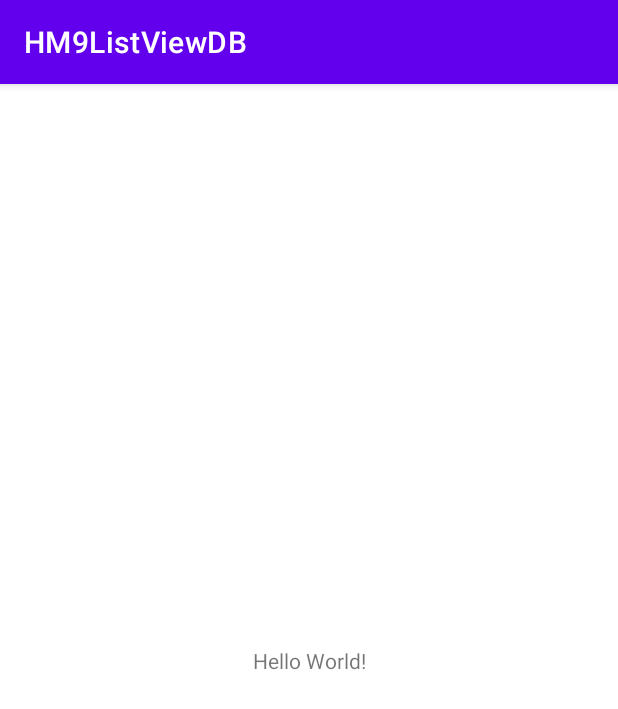
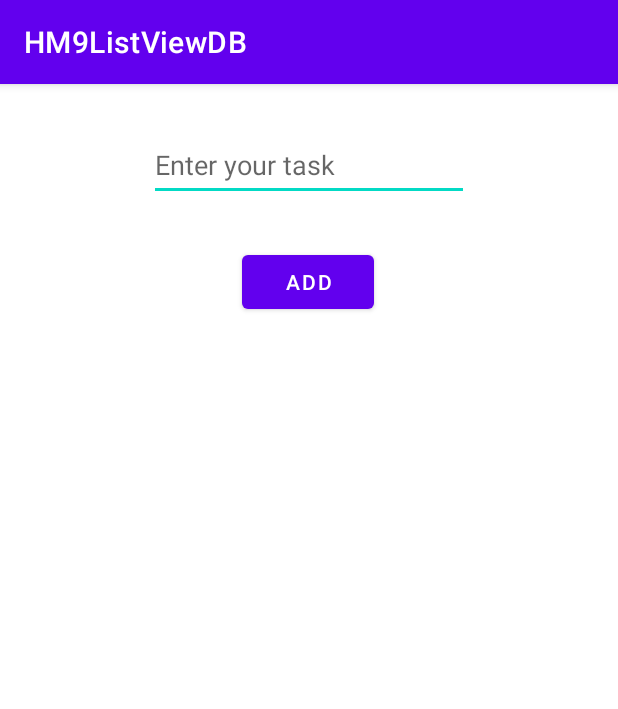
Before and after one commit to Raza023/MobileComputing, an Android app: the screen it shows after launch (MainActivity), on a phone screen of 412 x 824 dp. Shown: the top 709 px of the screen. Run offline under Robolectric (Android 15) with nearby library versions, the phone set to English and light mode, and no system bars; 1 statement that could not run was skipped.

Commit message:
HM9 - ListViewDB
classes created

```diff
--- a/HM9ListViewDB/app/build.gradle
+++ b/HM9ListViewDB/app/build.gradle
@@ -3,7 +3,7 @@ plugins {
 }
 
 android {
-    compileSdk 32
+    compileSdk 33
 
     defaultConfig {
         applicationId "com.ultralegends.hm9listviewdb"
--- /dev/null
+++ b/HM9ListViewDB/app/src/main/java/com/ultralegends/hm9listviewdb/HelperDB.java
@@ -0,0 +1,63 @@
+package com.ultralegends.hm9listviewdb;
+
+import android.content.Context;
+import android.database.Cursor;
+import android.database.DatabaseErrorHandler;
+import android.database.sqlite.SQLiteDatabase;
+import android.database.sqlite.SQLiteOpenHelper;
+import android.database.sqlite.SQLiteTransactionListener;
+
+import androidx.annotation.NonNull;
+import androidx.annotation.Nullable;
+
+import java.util.ArrayList;
+
+public class HelperDB extends SQLiteOpenHelper {
+
+    public HelperDB(@Nullable Context context) {
+        super(context, "ListViewDB", null, 1);
+    }
+
+    @Override
+    public void onCreate(SQLiteDatabase sqLiteDatabase) {
+        String query = "CREATE TABLE tasks (id INTEGER PRIMARY KEY AUTOINCREMENT, task VARCHAR)";
+        sqLiteDatabase.execSQL(query);
+    }
+
+    @Override
+    public void onUpgrade(SQLiteDatabase sqLiteDatabase, int i, int i1) {
+
+    }
+
+    public void insert(String task)
+    {
+        SQLiteDatabase db = this.getWritableDatabase();
+        String query = "INSERT INTO tasks (task) values ('"+task+"')";
+        db.execSQL(query);
+    }
+
+    public ArrayList<String> getTasks()
+    {
+        ArrayList<String> list = new ArrayList<String>();
+        SQLiteDatabase db = this.getReadableDatabase();
+
+        String query = "SELECT task from tasks";
+        Cursor cursor = db.rawQuery(query,null);
+
+        cursor.moveToFirst();   //no need of this by the way(cursor is already on start).
+        while(cursor.moveToNext())
+        {
+            list.add(cursor.getString(0));
+        }
+
+        return list;
+    }
+
+    public void delete(String str)
+    {
+        SQLiteDatabase db = this.getWritableDatabase();
+        String query = "DELETE FROM TASKS where task = '"+str+"'";
+        db.execSQL(query);
+    }
+
+}
--- a/HM9ListViewDB/app/src/main/java/com/ultralegends/hm9listviewdb/MainActivity.java
+++ b/HM9ListViewDB/app/src/main/java/com/ultralegends/hm9listviewdb/MainActivity.java
@@ -3,12 +3,56 @@ package com.ultralegends.hm9listviewdb;
 import androidx.appcompat.app.AppCompatActivity;
 
 import android.os.Bundle;
+import android.view.View;
+import android.widget.AdapterView;
+import android.widget.ArrayAdapter;
+import android.widget.Button;
+import android.widget.EditText;
+import android.widget.ListView;
+
+import java.util.ArrayList;
 
 public class MainActivity extends AppCompatActivity {
+
+    EditText editText;
+    Button btn;
+    ListView listView;
 
     @Override
     protected void onCreate(Bundle savedInstanceState) {
         super.onCreate(savedInstanceState);
         setContentView(R.layout.activity_main);
+
+        editText = findViewById(R.id.editText);
+        btn = findViewById(R.id.btn);
+        listView = findViewById(R.id.listView);
+
+        ArrayList<String> list = new ArrayList<String>();
+
+        ArrayAdapter<String> adpt = new ArrayAdapter<String>(MainActivity.this, android.R.layout.simple_list_item_1,list);
+
+        HelperDB db = new HelperDB(this);
+
+        list = db.getTasks();
+
+        list.
+        btn.setOnClickListener(new View.OnClickListener() {
+            @Override
+            public void onClick(View view) {
+                String text = editText.getText().toString();
+                if(!text.equals(""))
+                {
+                    list.add(text);
+                    adpt.notifyDataSetChanged();
+                }
+            }
+        });
+
+        listView.setOnItemClickListener(new AdapterView.OnItemClickListener() {
+            @Override
+            public void onItemClick(AdapterView<?> adapterView, View view, int i, long l) {
+
+            }
+        });
     }
 }
--- /dev/null
+++ b/HM9ListViewDB/app/src/main/java/com/ultralegends/hm9listviewdb/Task.java
@@ -0,0 +1,6 @@
+package com.ultralegends.hm9listviewdb;
+
+public class Task {
+    int id;
+    String task;
+}
--- a/HM9ListViewDB/app/src/main/res/layout/activity_main.xml
+++ b/HM9ListViewDB/app/src/main/res/layout/activity_main.xml
@@ -6,13 +6,38 @@
     android:layout_height="match_parent"
     tools:context=".MainActivity">
 
-    <TextView
+    <EditText
+        android:id="@+id/editText"
         android:layout_width="wrap_content"
         android:layout_height="wrap_content"
-        android:text="Hello World!"
-        app:layout_constraintBottom_toBottomOf="parent"
+        android:layout_marginTop="30dp"
+        android:ems="10"
+        android:hint="Enter your task"
+        android:inputType="textPersonName"
+        android:minHeight="48dp"
         app:layout_constraintEnd_toEndOf="parent"
         app:layout_constraintStart_toStartOf="parent"
         app:layout_constraintTop_toTopOf="parent" />
 
+    <Button
+        android:id="@+id/btn"
+        android:layout_width="wrap_content"
+        android:layout_height="wrap_content"
+        android:layout_marginTop="30dp"
+        android:text="Add"
+        app:layout_constraintEnd_toEndOf="parent"
+        app:layout_constraintHorizontal_bias="0.498"
+        app:layout_constraintStart_toStartOf="parent"
+        app:layout_constraintTop_toBottomOf="@+id/editText" />
+
+    <ListView
+        android:id="@+id/listView"
+        android:layout_width="313dp"
+        android:layout_height="516dp"
+        android:layout_marginTop="40dp"
+        app:layout_constraintBottom_toBottomOf="parent"
+        app:layout_constraintEnd_toEndOf="parent"
+        app:layout_constraintStart_toStartOf="parent"
+        app:layout_constraintTop_toBottomOf="@+id/btn" />
+
 </androidx.constraintlayout.widget.ConstraintLayout>
--- a/HM9ListViewDB/build.gradle
+++ b/HM9ListViewDB/build.gradle
@@ -1,7 +1,7 @@
 // Top-level build file where you can add configuration options common to all sub-projects/modules.
 plugins {
-    id 'com.android.application' version '7.2.1' apply false
-    id 'com.android.library' version '7.2.1' apply false
+    id 'com.android.application' version '7.2.2' apply false
+    id 'com.android.library' version '7.2.2' apply false
 }
 
 task clean(type: Delete) {
```
